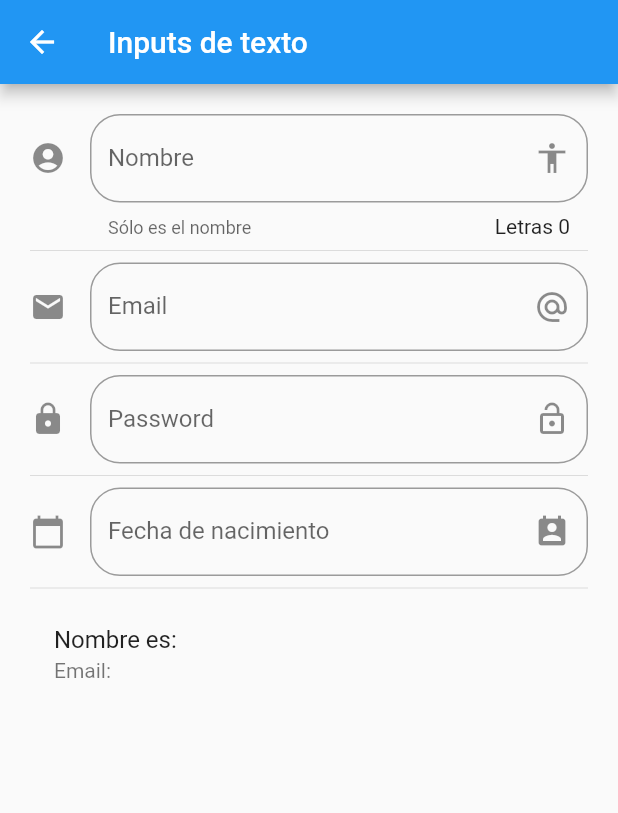
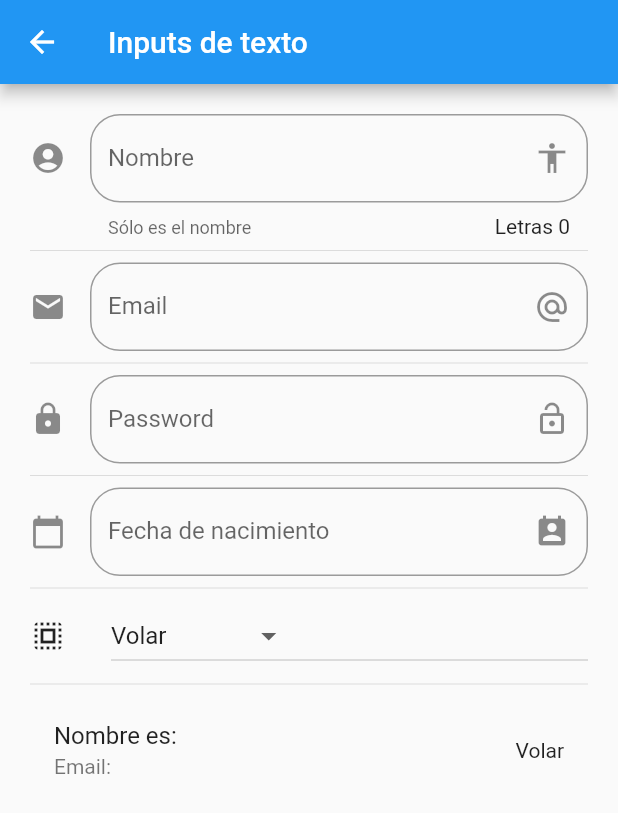
Before and after one commit to ArthurDioses/Component_Flutter_FerHe, a Flutter app: the InputPage screen opened by its route, on a phone screen of 412 x 824 dp. Shown: the top 813 px of the screen. Run offline on Flutter 3.47's test engine with Material 2 defaults, Android fonts, the phone set to English and light mode, and no system bars.

Commit message:
Add new Dropdown and Dropdownmenuitem

```diff
--- a/lib/src/pages/input_page.dart
+++ b/lib/src/pages/input_page.dart
@@ -9,6 +9,10 @@ class _InputPageState extends State<InputPage> {
   String _nombre = '';
   String _email = '';
   String _fecha = '';
+  String _opcionSeleccionada = 'Volar';
+
+  List<String> _poderes = ['Volar', 'Rayos X', 'Super aliento', 'Super fuerza'];
+
   TextEditingController _inputFieldDateController = new TextEditingController();
   @override
   Widget build(BuildContext context) {
@@ -26,6 +30,8 @@ class _InputPageState extends State<InputPage> {
           _crearPassword(),
           Divider(),
           _crearFecha(context),
+          Divider(),
+          _crearDropdown(),
           Divider(),
           _crearPersona(),
         ],
@@ -103,13 +109,6 @@ class _InputPageState extends State<InputPage> {
         });
   }
 
-  Widget _crearPersona() {
-    return ListTile(
-      title: Text('Nombre es: $_nombre'),
-      subtitle: Text('Email: $_email'),
-    );
-  }
-
   _selectDate(BuildContext context) async {
     DateTime? picked = await showDatePicker(
         context: context,
@@ -124,4 +123,40 @@ class _InputPageState extends State<InputPage> {
       });
     }
   }
+
+  List<DropdownMenuItem<String>> getOpcionesDropDown() {
+    List<DropdownMenuItem<String>> lista = [];
+    _poderes.forEach((poder) {
+      lista.add(DropdownMenuItem(child: Text(poder), value: poder));
+    });
+    return lista;
+  }
+
+  Widget _crearDropdown() {
+    return Row(
+      children: <Widget>[
+        Icon(Icons.select_all),
+        SizedBox(width: 30.0),
+        Expanded(
+          child: DropdownButton(
+            value: _opcionSeleccionada,
+            items: getOpcionesDropDown(),
+            onChanged: (opt) {
+              setState(() {
+                _opcionSeleccionada = opt.toString();
+              });
+            },
+          ),
+        )
+      ],
+    );
+  }
+
+  Widget _crearPersona() {
+    return ListTile(
+      title: Text('Nombre es: $_nombre'),
+      subtitle: Text('Email: $_email'),
+      trailing: Text(_opcionSeleccionada),
+    );
+  }
 }
--- a/pubspec.yaml
+++ b/pubspec.yaml
@@ -29,6 +29,7 @@ environment:
 dependencies:
   flutter:
     sdk: flutter
+
   flutter_localizations:
     sdk: flutter
 
```
